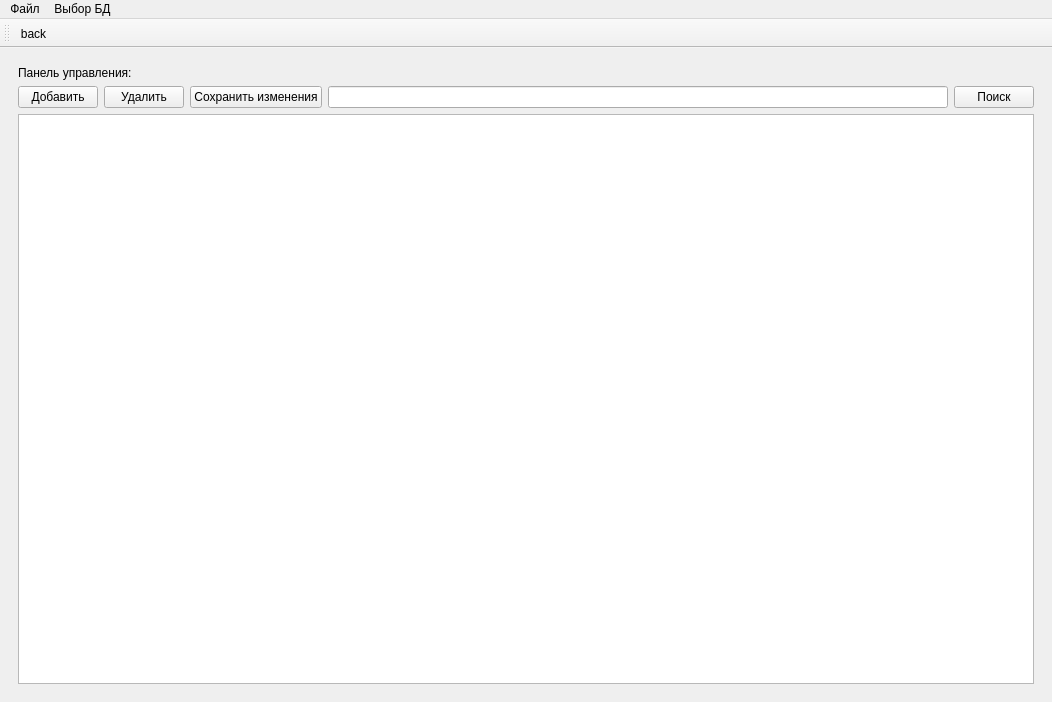
Ilaygor/irsDB, file venv/irsDB/base.ui: the form before one commit.
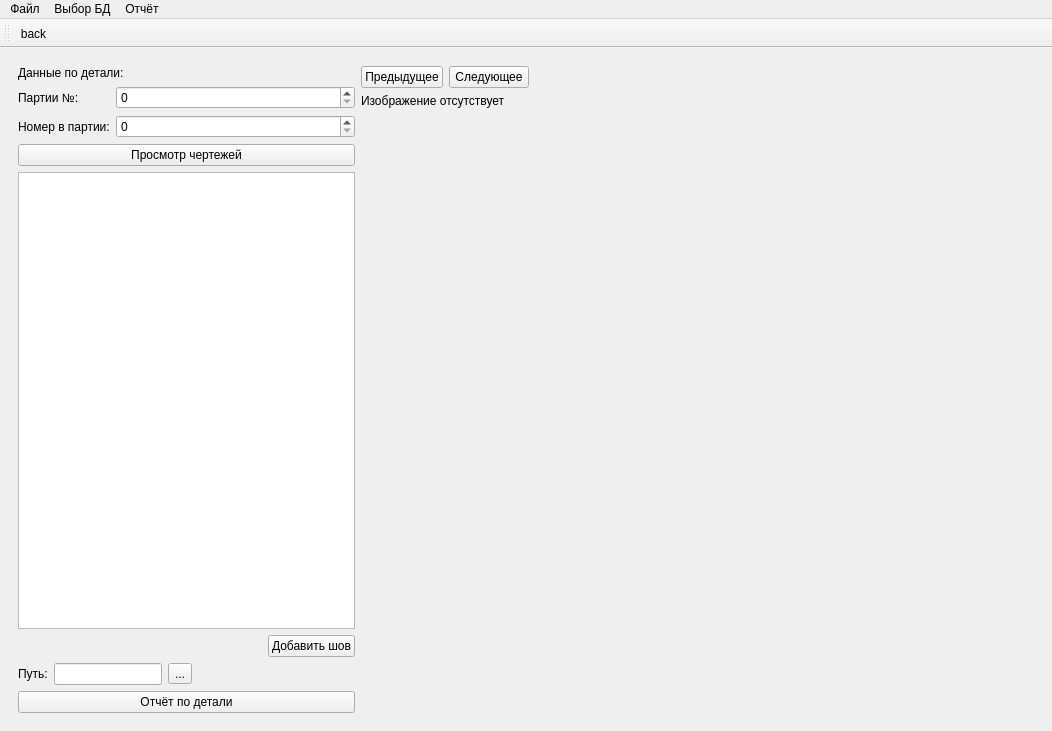
The form after the commit. Icons and pictures are not drawn. Custom widgets are drawn as their Qt base class.

Diff of the .ui file:
```diff
--- a/venv/irsDB/base.ui
+++ b/venv/irsDB/base.ui
@@ -7,7 +7,7 @@
     <x>0</x>
     <y>0</y>
     <width>1052</width>
-    <height>702</height>
+    <height>731</height>
    </rect>
   </property>
   <property name="windowTitle">
@@ -22,7 +22,7 @@
     <item>
      <widget class="QStackedWidget" name="stackedWidget">
       <property name="currentIndex">
-       <number>4</number>
+       <number>5</number>
       </property>
       <widget class="QWidget" name="protocol">
        <property name="sizePolicy">
@@ -1251,6 +1251,187 @@
         </item>
        </layout>
       </widget>
+      <widget class="QWidget" name="page">
+       <layout class="QHBoxLayout" name="horizontalLayout_13">
+        <item>
+         <layout class="QVBoxLayout" name="verticalLayout_13">
+          <item>
+           <widget class="QLabel" name="label_46">
+            <property name="text">
+             <string>Данные по детали:</string>
+            </property>
+           </widget>
+          </item>
+          <item>
+           <layout class="QFormLayout" name="formLayout_8">
+            <item row="0" column="0">
+             <widget class="QLabel" name="label_60">
+              <property name="text">
+               <string>Партии №:</string>
+              </property>
+             </widget>
+            </item>
+            <item row="1" column="0">
+             <widget class="QLabel" name="label_61">
+              <property name="text">
+               <string>Номер в партии:</string>
+              </property>
+             </widget>
+            </item>
+            <item row="0" column="1">
+             <widget class="QSpinBox" name="spinBox"/>
+            </item>
+            <item row="1" column="1">
+             <widget class="QSpinBox" name="spinBox_2"/>
+            </item>
+           </layout>
+          </item>
+          <item>
+           <widget class="QPushButton" name="pushButton_5">
+            <property name="text">
+             <string>Просмотр чертежей</string>
+            </property>
+           </widget>
+          </item>
+          <item>
+           <layout class="QVBoxLayout" name="verticalLayout">
+            <item>
+             <widget class="QTableWidget" name="tableWidget_2"/>
+            </item>
+            <item>
+             <layout class="QHBoxLayout" name="horizontalLayout_11">
+              <item>
+               <spacer name="horizontalSpacer_9">
+                <property name="orientation">
+                 <enum>Qt::Horizontal</enum>
+                </property>
+                <property name="sizeHint" stdset="0">
+                 <size>
+                  <width>40</width>
+                  <height>20</height>
+                 </size>
+                </property>
+               </spacer>
+              </item>
+              <item>
+               <widget class="QPushButton" name="pushButton_2">
+                <property name="text">
+                 <string>Добавить шов</string>
+                </property>
+               </widget>
+              </item>
+             </layout>
+            </item>
+           </layout>
+          </item>
+          <item>
+           <layout class="QGridLayout" name="gridLayout_4">
+            <item row="0" column="0">
+             <layout class="QGridLayout" name="gridLayout_3">
+              <item row="0" column="0">
+               <widget class="QLabel" name="label_42">
+                <property name="text">
+                 <string>Путь:</string>
+                </property>
+               </widget>
+              </item>
+              <item row="0" column="1">
+               <layout class="QFormLayout" name="formLayout_2">
+                <item row="0" column="0">
+                 <widget class="QLineEdit" name="lineEdit"/>
+                </item>
+                <item row="0" column="1">
+                 <widget class="QToolButton" name="toolButton">
+                  <property name="text">
+                   <string>...</string>
+                  </property>
+                 </widget>
+                </item>
+               </layout>
+              </item>
+             </layout>
+            </item>
+            <item row="1" column="0">
+             <widget class="QPushButton" name="pushButton">
+              <property name="text">
+               <string>Отчёт по детали</string>
+              </property>
+             </widget>
+            </item>
+           </layout>
+          </item>
+         </layout>
+        </item>
+        <item>
+         <layout class="QVBoxLayout" name="verticalLayout_11">
+          <item>
+           <layout class="QHBoxLayout" name="horizontalLayout_12">
+            <item>
+             <widget class="QPushButton" name="pushButton_3">
+              <property name="text">
+               <string>Предыдущее</string>
+              </property>
+             </widget>
+            </item>
+            <item>
+             <widget class="QPushButton" name="pushButton_4">
+              <property name="text">
+               <string>Следующее</string>
+              </property>
+             </widget>
+            </item>
+            <item>
+             <spacer name="horizontalSpacer_11">
+              <property name="orientation">
+               <enum>Qt::Horizontal</enum>
+              </property>
+              <property name="sizeHint" stdset="0">
+               <size>
+                <width>40</width>
+                <height>20</height>
+               </size>
+              </property>
+             </spacer>
+            </item>
+           </layout>
+          </item>
+          <item>
+           <widget class="QLabel" name="label_62">
+            <property name="text">
+             <string>Изображение отсутствует</string>
+            </property>
+           </widget>
+          </item>
+          <item>
+           <spacer name="verticalSpacer_4">
+            <property name="orientation">
+             <enum>Qt::Vertical</enum>
+            </property>
+            <property name="sizeHint" stdset="0">
+             <size>
+              <width>20</width>
+              <height>40</height>
+             </size>
+            </property>
+           </spacer>
+          </item>
+         </layout>
+        </item>
+        <item>
+         <spacer name="horizontalSpacer_10">
+          <property name="orientation">
+           <enum>Qt::Horizontal</enum>
+          </property>
+          <property name="sizeHint" stdset="0">
+           <size>
+            <width>40</width>
+            <height>20</height>
+           </size>
+          </property>
+         </spacer>
+        </item>
+       </layout>
+      </widget>
      </widget>
     </item>
    </layout>
@@ -1287,9 +1468,17 @@
     <addaction name="seams"/>
     <addaction name="separator"/>
     <addaction name="users"/>
+    <addaction name="equipments"/>
+   </widget>
+   <widget class="QMenu" name="menu_3">
+    <property name="title">
+     <string>Отчёт</string>
+    </property>
+    <addaction name="action_2"/>
    </widget>
    <addaction name="menu"/>
    <addaction name="menu_2"/>
+   <addaction name="menu_3"/>
   </widget>
   <widget class="QToolBar" name="toolBar">
    <property name="windowTitle">
```
Left out of the diff: 70 changed lines with no effect on the pictures.
